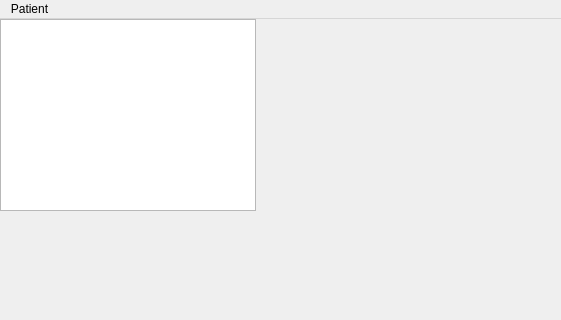
The window that forms/mainwindow.ui (DINOZYAVIER/hospital-manager) describes before a commit, drawn with Qt 5; both pictures show x 0 to 561 and y 0 to 320 of the 800 by 600 pixel window.
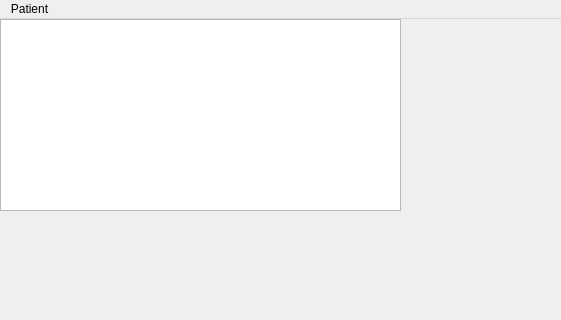
The same window after the commit.

Patch:
```diff
--- a/forms/mainwindow.ui
+++ b/forms/mainwindow.ui
@@ -19,10 +19,19 @@
      <rect>
       <x>0</x>
       <y>0</y>
-      <width>256</width>
+      <width>401</width>
       <height>192</height>
      </rect>
     </property>
+    <property name="sizePolicy">
+     <sizepolicy hsizetype="Expanding" vsizetype="Expanding">
+      <horstretch>0</horstretch>
+      <verstretch>0</verstretch>
+     </sizepolicy>
+    </property>
+    <property name="horizontalScrollBarPolicy">
+     <enum>Qt::ScrollBarAlwaysOff</enum>
+    </property>
     <property name="sizeAdjustPolicy">
      <enum>QAbstractScrollArea::AdjustToContents</enum>
     </property>
```
